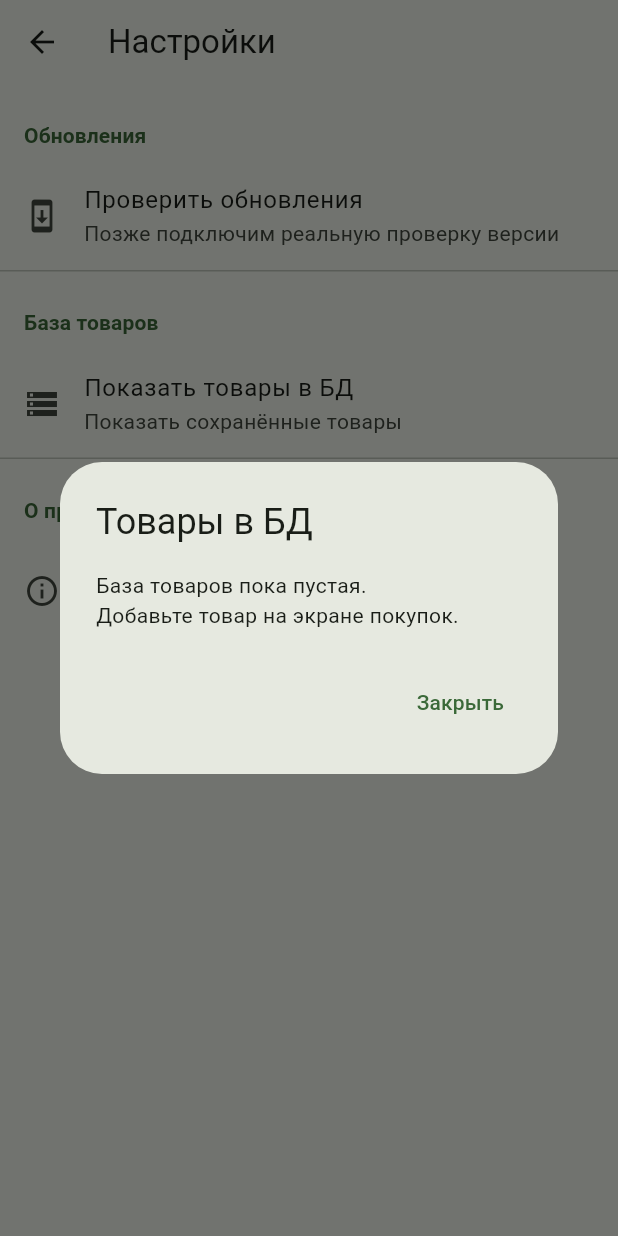
After one commit to binarymind2/want_to_buy, a Flutter app: the SettingsScreen screen opened directly, after a tap on "Показать товары в БД", on a phone screen of 412 x 824 dp. The commit adds this screen. Run offline on Flutter 3.47's test engine with Material 3 defaults, Android fonts, the phone set to English and light mode, and no system bars; our stand-ins replace flutter_riverpod, isar; accounts and stored records are empty; generated files the repository leaves out were written again.

Commit message:
Refactor settings screen into separate feature

```diff
--- /dev/null
+++ b/lib/features/settings/presentation/screens/settings_screen.dart
@@ -0,0 +1,203 @@
+import 'package:flutter/material.dart';
+import 'package:flutter_riverpod/flutter_riverpod.dart';
+
+import '../../../products/presentation/providers/known_product_providers.dart';
+
+/// Экран настроек приложения.
+///
+/// Сейчас настройки очень простые:
+/// - проверка обновлений;
+/// - просмотр товаров, которые приложение запомнило в БД;
+/// - информация о приложении.
+///
+/// Почему это отдельный экран:
+/// главный экран "Покупки" должен отвечать только за покупки.
+/// Всё, что относится к служебным действиям приложения,
+/// лучше держать на экране "Настройки".
+class SettingsScreen extends StatelessWidget {
+  const SettingsScreen({super.key});
+
+  /// Показывает диалог проверки обновлений.
+  ///
+  /// Сейчас это заглушка.
+  ///
+  /// Почему заглушка:
+  /// у нас ещё нет сервера, API и логики сравнения версий.
+  /// Но пункт меню уже можно сделать, чтобы экран настроек был готов
+  /// под будущую функциональность.
+  void _showUpdateDialog(BuildContext context) {
+    showDialog<void>(
+      context: context,
+      builder: (context) {
+        return AlertDialog(
+          title: const Text('Проверка обновлений'),
+          content: const Text(
+            'Позже здесь будет проверка новой версии приложения.',
+          ),
+          actions: [
+            TextButton(
+              onPressed: () => Navigator.of(context).pop(),
+              child: const Text('ОК'),
+            ),
+          ],
+        );
+      },
+    );
+  }
+
+  /// Показывает диалог со списком товаров из БД.
+  ///
+  /// Важно:
+  /// это не активные покупки.
+  /// Это именно известные товары, которые приложение запомнило
+  /// для автоподсказок и последних покупок.
+  void _showProductsDatabaseDialog(BuildContext context) {
+    showDialog<void>(
+      context: context,
+      builder: (context) {
+        return const KnownProductsDatabaseDialog();
+      },
+    );
+  }
+
+  @override
+  Widget build(BuildContext context) {
+    return Scaffold(
+      appBar: AppBar(title: const Text('Настройки')),
+      body: SafeArea(
+        child: ListView(
+          children: [
+            const SettingsSectionTitle(title: 'Обновления'),
+            ListTile(
+              leading: const Icon(Icons.system_update_outlined),
+              title: const Text('Проверить обновления'),
+              subtitle: const Text('Позже подключим реальную проверку версии'),
+              onTap: () => _showUpdateDialog(context),
+            ),
+            const Divider(height: 1),
+
+            const SettingsSectionTitle(title: 'База товаров'),
+            ListTile(
+              leading: const Icon(Icons.storage_outlined),
+              title: const Text('Показать товары в БД'),
+              subtitle: const Text('Показать сохранённые товары'),
+              onTap: () => _showProductsDatabaseDialog(context),
+            ),
+            const Divider(height: 1),
+
+            const SettingsSectionTitle(title: 'О приложении'),
+            const ListTile(
+              leading: Icon(Icons.info_outline),
+              title: Text('Want to Buy'),
+              subtitle: Text('Минималистичный список покупок'),
+            ),
+          ],
+        ),
+      ),
+    );
+  }
+}
+
+/// Диалог со списком известных товаров.
+///
+/// Почему это отдельный виджет:
+/// если оставить весь код внутри showDialog,
+/// SettingsScreen быстро станет тяжело читать.
+///
+/// Этот виджет отвечает только за одно:
+/// показать содержимое knownProductsProvider в диалоге.
+class KnownProductsDatabaseDialog extends ConsumerWidget {
+  const KnownProductsDatabaseDialog({super.key});
+
+  @override
+  Widget build(BuildContext context, WidgetRef ref) {
+    final productsAsync = ref.watch(knownProductsProvider);
+
+    return AlertDialog(
+      title: const Text('Товары в БД'),
+      content: SizedBox(
+        width: double.maxFinite,
+        child: productsAsync.when(
+          data: (products) {
+            if (products.isEmpty) {
+              return const Text(
+                'База товаров пока пустая.\n'
+                'Добавьте товар на экране покупок.',
+              );
+            }
+
+            return ConstrainedBox(
+              constraints: const BoxConstraints(maxHeight: 360),
+              child: ListView.separated(
+                shrinkWrap: true,
+                itemCount: products.length,
+                separatorBuilder: (context, index) {
+                  return const Divider(height: 1);
+                },
+                itemBuilder: (context, index) {
+                  final product = products[index];
+
+                  return ListTile(
+                    contentPadding: EdgeInsets.zero,
+                    title: Text(product.name),
+                    subtitle: product.wasPurchased
+                        ? const Text('Товар уже покупали')
+                        : const Text('Пока не покупали'),
+                  );
+                },
+              ),
+            );
+          },
+          loading: () {
+            return const SizedBox(
+              height: 96,
+              child: Center(child: CircularProgressIndicator()),
+            );
+          },
+          error: (error, stackTrace) {
+            return Text('Не удалось загрузить товары: $error');
+          },
+        ),
+      ),
+      actions: [
+        TextButton(
+          onPressed: () => Navigator.of(context).pop(),
+          child: const Text('Закрыть'),
+        ),
+      ],
+    );
+  }
+}
+
+/// Заголовок секции на экране настроек.
+///
+/// Например:
+/// - Обновления
+/// - База товаров
+/// - О приложении
+///
+/// Почему делаем отдельным виджетом:
+/// стиль заголовков будет одинаковый,
+/// и если потом мы захотим поменять отступы или цвет,
+/// это нужно будет сделать только в одном месте.
+class SettingsSectionTitle extends StatelessWidget {
+  const SettingsSectionTitle({super.key, required this.title});
+
+  final String title;
+
+  @override
+  Widget build(BuildContext context) {
+    final colorScheme = Theme.of(context).colorScheme;
+
+    return Padding(
+      padding: const EdgeInsets.fromLTRB(16, 24, 16, 8),
+      child: Text(
+        title,
+        style: Theme.of(context).textTheme.titleSmall?.copyWith(
+          color: colorScheme.primary,
+          fontWeight: FontWeight.bold,
+        ),
+      ),
+    );
+  }
+}
```
Also changed, not shown: lib/main.dart (+1 -155 lines), lib/features/products/data/models/known_product_model.g.dart, lib/features/purchases/data/models/shopping_item_model.g.dart, 1 other file.
